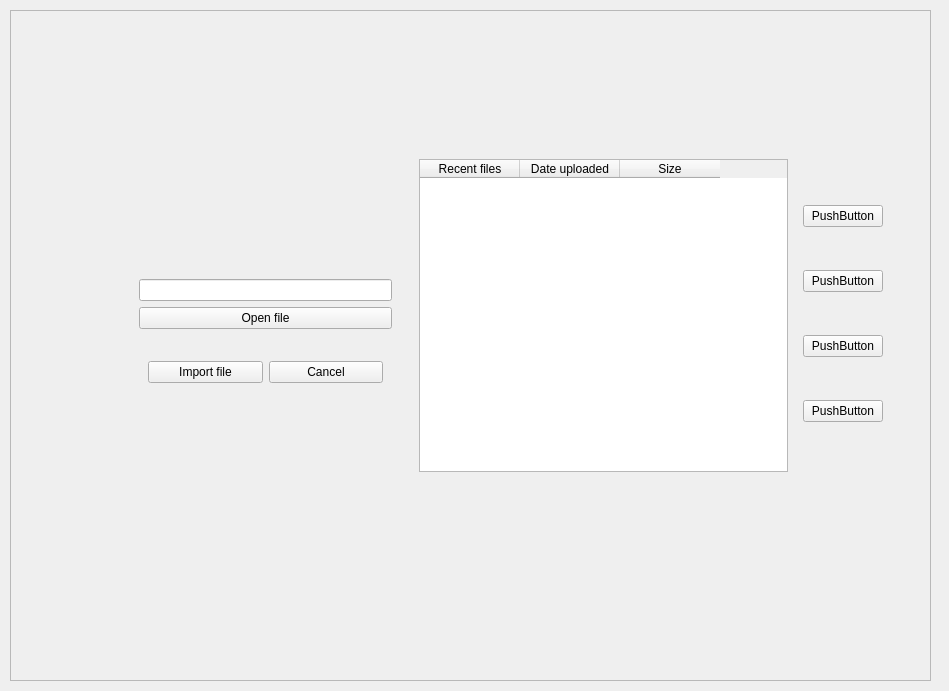
Before: the Qt Designer form FIleWindow.ui in Dimitrios-Mourtzilas/Business-Strategy, drawn with Qt 5.
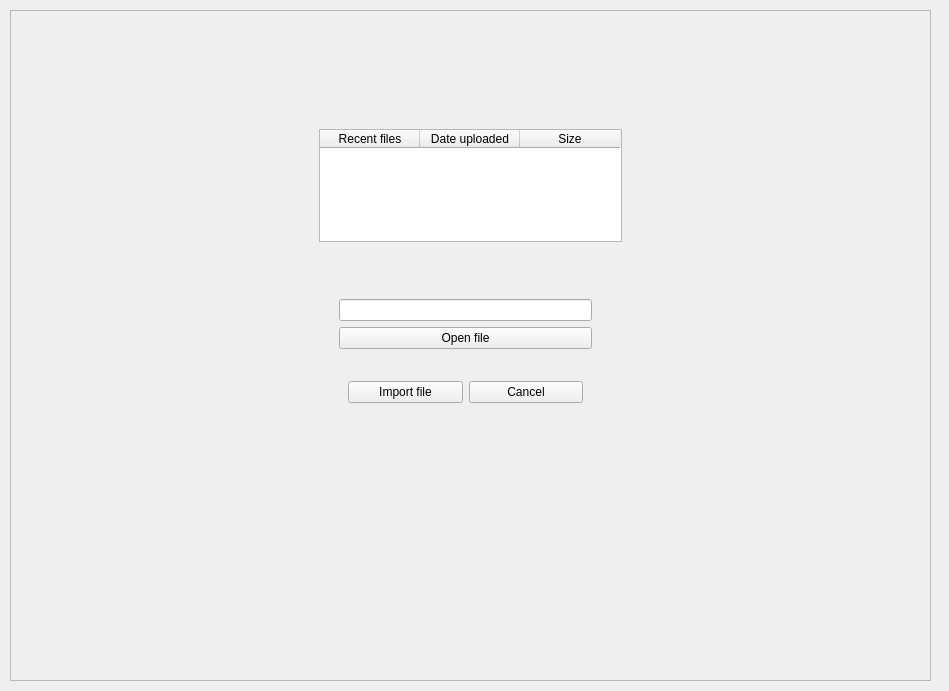
After: the same form once the commit is applied.

Patch:
```diff
--- a/FIleWindow.ui
+++ b/FIleWindow.ui
@@ -31,8 +31,8 @@
    <widget class="QFrame" name="verticalFrame">
     <property name="geometry">
      <rect>
-      <x>120</x>
-      <y>260</y>
+      <x>320</x>
+      <y>280</y>
       <width>271</width>
       <height>149</height>
      </rect>
@@ -73,10 +73,10 @@
    <widget class="QFrame" name="horizontalFrame">
     <property name="geometry">
      <rect>
-      <x>400</x>
-      <y>140</y>
-      <width>491</width>
-      <height>331</height>
+      <x>300</x>
+      <y>110</y>
+      <width>321</width>
+      <height>131</height>
      </rect>
     </property>
     <layout class="QHBoxLayout" name="horizontalLayout_2">
@@ -99,44 +99,6 @@
        </column>
       </widget>
      </item>
-     <item>
-      <widget class="QFrame" name="verticalFrame">
-       <property name="styleSheet">
-        <string notr="true">QFrame{
-qlineargradient(spread:pad, x1:0, y1:0, x2:1, y2:0, stop:0 rgba(0, 0, 0, 255), stop:1 rgba(255, 255, 255, 255))}</string>
-       </property>
-       <layout class="QVBoxLayout" name="verticalLayout_2">
-        <item>
-         <widget class="QPushButton" name="pushButton_4">
-          <property name="text">
-           <string>PushButton</string>
-          </property>
-         </widget>
-        </item>
-        <item>
-         <widget class="QPushButton" name="pushButton_5">
-          <property name="text">
-           <string>PushButton</string>
-          </property>
-         </widget>
-        </item>
-        <item>
-         <widget class="QPushButton" name="pushButton_6">
-          <property name="text">
-           <string>PushButton</string>
-          </property>
-         </widget>
-        </item>
-        <item>
-         <widget class="QPushButton" name="pushButton_7">
-          <property name="text">
-           <string>PushButton</string>
-          </property>
-         </widget>
-        </item>
-       </layout>
-      </widget>
-     </item>
     </layout>
    </widget>
   </widget>
```
